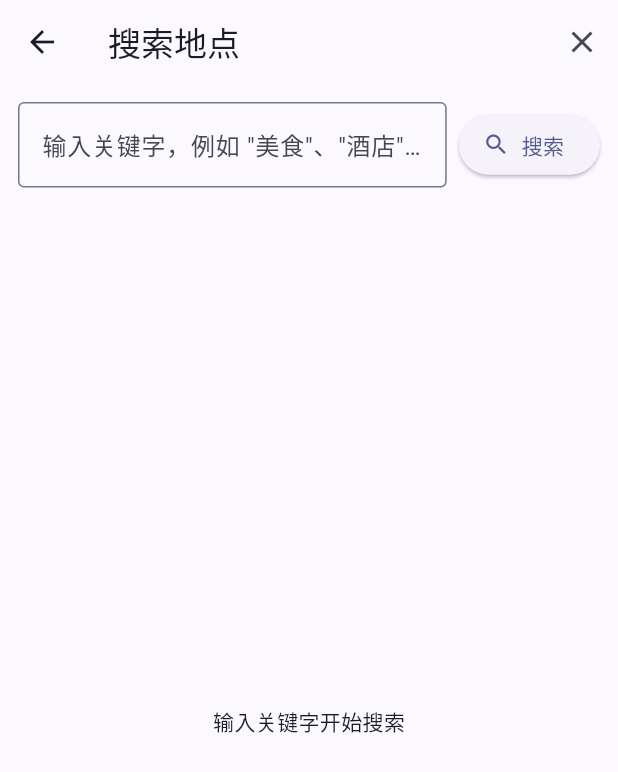
After one commit to SoiGitRepo/Travel-Planner, a Flutter app: the screen it shows after launch, after a tap on "搜索", on a phone screen of 412 x 824 dp. The commit adds this screen. Shown: the top 772 px of the screen. Run offline on Flutter 3.47's test engine with Material 3 defaults, Android fonts, the phone set to English and light mode, and no system bars; our stand-ins replace flutter_dotenv, flutter_riverpod, go_router, google_maps_flutter, hive, hive_flutter; missing offline and left inert: flutter_polyline_points, google_api_availability, liquid_glass_renderer; accounts and stored records are empty.

Commit message:
feat(search): 集成 Places 搜索
- 新增 PlacesService 与 provider
- 新增 SearchPage 与 /search 路由；MapPage 增加“搜索”按钮
- .env.example 增加 GOOGLE_PLACES_API_KEY；README 增补说明
- 兼容无 Key 降级为空结果

```diff
--- a/lib/core/providers.dart
+++ b/lib/core/providers.dart
@@ -2,6 +2,7 @@ import 'package:flutter_riverpod/flutter_riverpod.dart';
 
 import 'services/route_service.dart';
 import 'services/google_route_service.dart';
+import 'services/places_service.dart';
 import '../features/plan/data/plan_repository.dart';
 
 final routeServiceProvider = Provider<RouteService>((ref) {
@@ -11,3 +12,7 @@ final routeServiceProvider = Provider<RouteService>((ref) {
 final planRepositoryProvider = Provider<PlanRepository>((ref) {
   return PlanRepository();
 });
+
+final placesServiceProvider = Provider<PlacesService>((ref) {
+  return const PlacesService();
+});
--- a/lib/features/map/view/map_page.dart
+++ b/lib/features/map/view/map_page.dart
@@ -6,6 +6,7 @@ import 'package:google_maps_flutter/google_maps_flutter.dart';
 import 'package:liquid_glass_renderer/liquid_glass_renderer.dart';
 import 'package:travel_planner/core/widgets/glassy/glassy.dart';
 import 'package:google_api_availability/google_api_availability.dart';
+import 'package:go_router/go_router.dart';
 
 import '../../../core/models/latlng_point.dart' as model;
 import '../../plan/presentation/plan_controller.dart';
@@ -293,6 +294,28 @@ class _MapPageState extends ConsumerState<MapPage> {
               ),
             ),
           ),
+          Positioned(
+            top: MediaQuery.of(context).padding.top + 12,
+            right: 12,
+            child: ElevatedButton.icon(
+              style: ElevatedButton.styleFrom(
+                backgroundColor: Colors.transparent,
+                foregroundColor: Colors.black87,
+                shadowColor: Colors.transparent,
+                elevation: 2,
+                padding: const EdgeInsets.symmetric(horizontal: 12, vertical: 8),
+                shape: RoundedRectangleBorder(borderRadius: BorderRadius.circular(12)),
+              ),
+              onPressed: () => context.push('/search'),
+              icon: const Icon(Icons.search),
+              label: const Text('搜索'),
+            ).glassy(
+              borderRadius: 12,
+              settings: const LiquidGlassSettings(
+                blur: 1,
+              ),
+            ),
+          ),
           TimelinePanel(controller: _sheetController),
           if (planAsync.isLoading)
             const Positioned.fill(
--- a/lib/features/plan/presentation/plan_controller.dart
+++ b/lib/features/plan/presentation/plan_controller.dart
@@ -28,7 +28,7 @@ class PlanController extends AsyncNotifier<PlanState> {
   @override
   Future<PlanState> build() async {
     _repo = ref.read(planRepositoryProvider);
-    final group = await _repo.loadOrCreateDefault();
+    final group = await _repo.loadOrCreateCurrent();
     return PlanState(group: group, currentPlanIndex: 0);
   }
 
--- /dev/null
+++ b/lib/features/search/search_page.dart
@@ -0,0 +1,125 @@
+import 'package:flutter/material.dart';
+import 'package:flutter_riverpod/flutter_riverpod.dart';
+import 'package:go_router/go_router.dart';
+
+import '../../core/models/latlng_point.dart' as model;
+import '../../core/providers.dart';
+import '../plan/presentation/plan_controller.dart';
+
+class SearchPage extends ConsumerStatefulWidget {
+  const SearchPage({super.key});
+
+  @override
+  ConsumerState<SearchPage> createState() => _SearchPageState();
+}
+
+class _SearchPageState extends ConsumerState<SearchPage> {
+  final _controller = TextEditingController();
+  bool _loading = false;
+  List<_ResultItem> _results = const [];
+
+  @override
+  void dispose() {
+    _controller.dispose();
+    super.dispose();
+  }
+
+  Future<void> _doSearch() async {
+    final q = _controller.text.trim();
+    if (q.isEmpty) return;
+    setState(() => _loading = true);
+    try {
+      final ps = ref.read(placesServiceProvider);
+      // 尝试使用当前计划的最后一个节点作为 "near"
+      final planAsync = ref.read(planControllerProvider);
+      model.LatLngPoint? near;
+      if (planAsync.hasValue && planAsync.value!.currentPlan.nodes.isNotEmpty) {
+        near = planAsync.value!.currentPlan.nodes.last.point;
+      }
+      final list = await ps.searchText(q, near: near);
+      setState(() {
+        _results = list.map((e) => _ResultItem(name: e.name, address: e.address, point: e.location)).toList();
+      });
+    } finally {
+      if (mounted) setState(() => _loading = false);
+    }
+  }
+
+  @override
+  Widget build(BuildContext context) {
+    return Scaffold(
+      appBar: AppBar(
+        title: const Text('搜索地点'),
+        actions: [
+          IconButton(
+            tooltip: '关闭',
+            icon: const Icon(Icons.close),
+            onPressed: () => context.pop(),
+          ),
+        ],
+      ),
+      body: Column(
+        children: [
+          Padding(
+            padding: const EdgeInsets.all(12),
+            child: Row(
+              children: [
+                Expanded(
+                  child: TextField(
+                    controller: _controller,
+                    decoration: const InputDecoration(
+                      hintText: '输入关键字，例如 "美食"、"酒店"、"博物馆"',
+                      border: OutlineInputBorder(),
+                    ),
+                    onSubmitted: (_) => _doSearch(),
+                  ),
+                ),
+                const SizedBox(width: 8),
+                ElevatedButton.icon(
+                  onPressed: _loading ? null : _doSearch,
+                  icon: const Icon(Icons.search),
+                  label: const Text('搜索'),
+                ),
+              ],
+            ),
+          ),
+          if (_loading) const LinearProgressIndicator(minHeight: 2),
+          Expanded(
+            child: _results.isEmpty
+                ? const Center(child: Text('输入关键字开始搜索'))
+                : ListView.separated(
+                    itemCount: _results.length,
+                    separatorBuilder: (_, __) => const Divider(height: 1),
+                    itemBuilder: (ctx, i) {
+                      final it = _results[i];
+                      return ListTile(
+                        leading: const Icon(Icons.place_outlined),
+                        title: Text(it.name),
+                        subtitle: Text(it.address ?? '${it.point.lat}, ${it.point.lng}'),
+                        trailing: TextButton.icon(
+                          onPressed: () async {
+                            await ref.read(planControllerProvider.notifier).addNodeAt(
+                                  it.point,
+                                  title: it.name,
+                                );
+                            if (mounted) context.pop();
+                          },
+                          icon: const Icon(Icons.add_location_alt),
+                          label: const Text('加入计划'),
+                        ),
+                      );
+                    },
+                  ),
+          ),
+        ],
+      ),
+    );
+  }
+}
+
+class _ResultItem {
+  final String name;
+  final String? address;
+  final model.LatLngPoint point;
+  const _ResultItem({required this.name, required this.point, this.address});
+}
--- a/lib/routing/app_router.dart
+++ b/lib/routing/app_router.dart
@@ -2,6 +2,7 @@ import 'package:flutter_riverpod/flutter_riverpod.dart';
 import 'package:go_router/go_router.dart';
 import '../features/map/view/map_page.dart';
 import '../features/plan/presentation/group_manager_page.dart';
+import '../features/search/search_page.dart';
 
 final goRouterProvider = Provider<GoRouter>((ref) {
   return GoRouter(
@@ -16,6 +17,11 @@ final goRouterProvider = Provider<GoRouter>((ref) {
         name: 'groups',
         builder: (context, state) => const GroupManagerPage(),
       ),
+      GoRoute(
+        path: '/search',
+        name: 'search',
+        builder: (context, state) => const SearchPage(),
+      ),
     ],
   );
 });
```
Also changed, not shown: lib/core/services/places_service.dart (added, +50 -0 lines), lib/features/plan/data/plan_repository.dart (+72 -6 lines), 2 other files.
